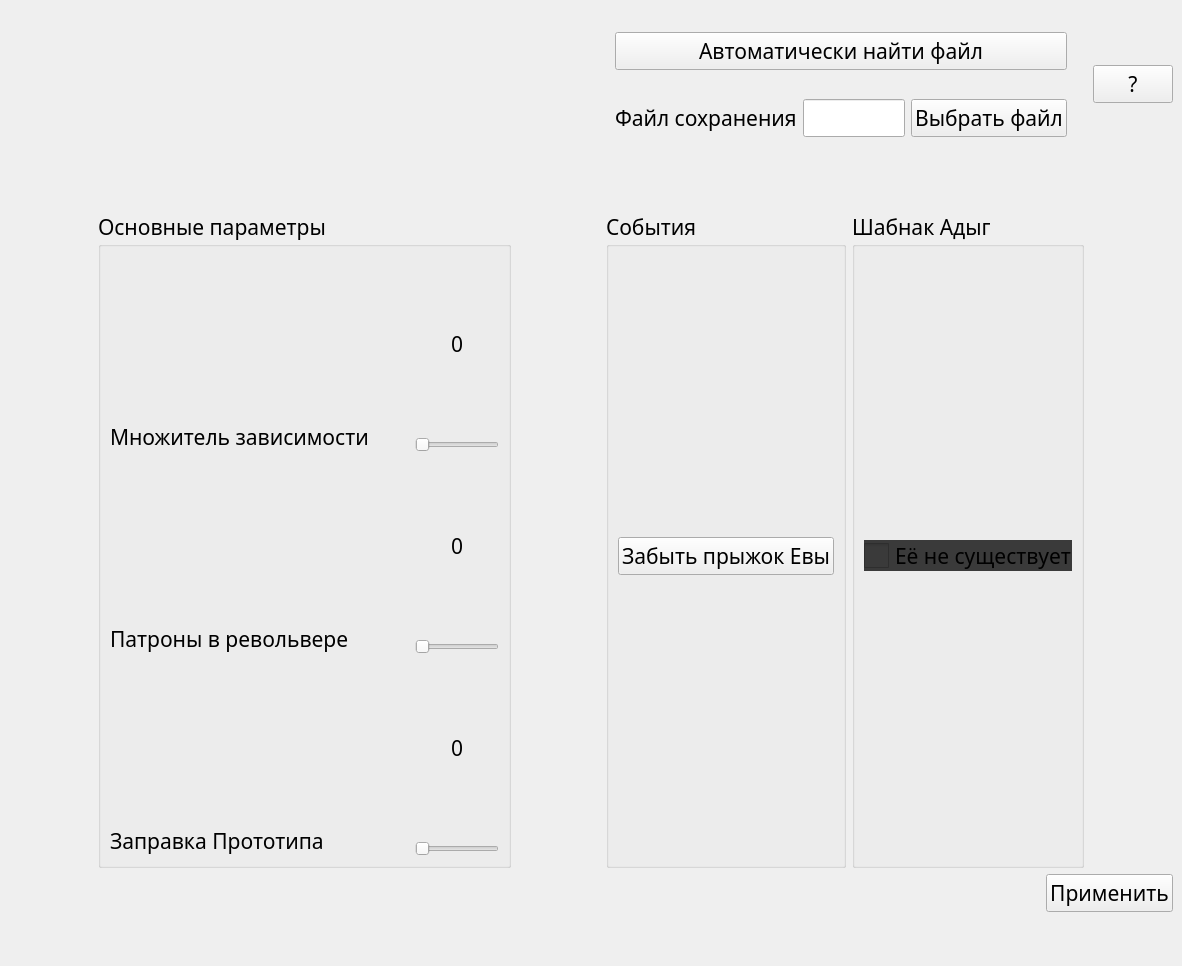
fii1123/Pathologic3Helper, file Pathologic3Helper/mainwindow.ui: the form before one commit.
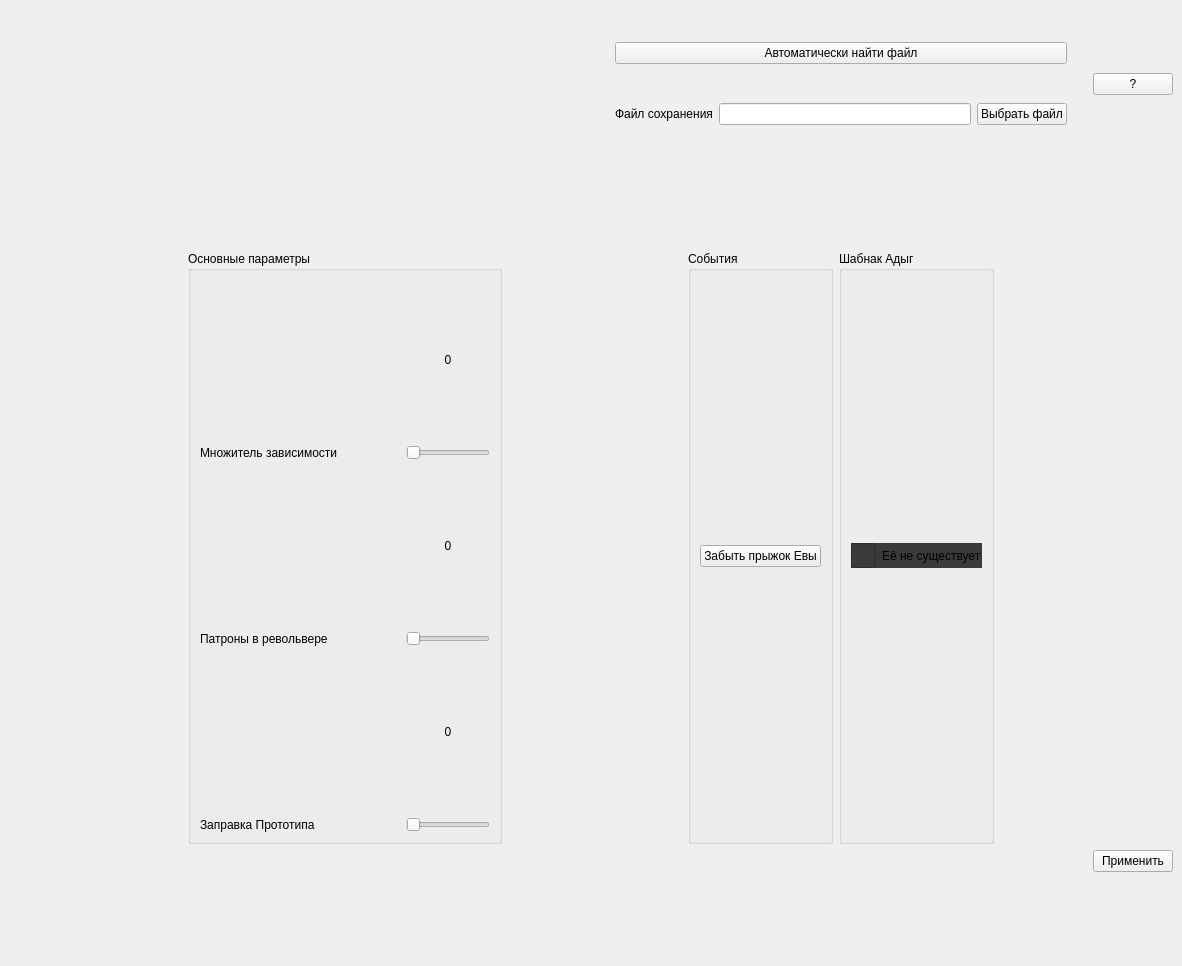
The form after the commit. Icons and pictures are not drawn.

What changed in the file:
```diff
--- a/Pathologic3Helper/mainwindow.ui
+++ b/Pathologic3Helper/mainwindow.ui
@@ -10,12 +10,6 @@
     <height>966</height>
    </rect>
   </property>
-  <property name="font">
-   <font>
-    <family>Bad Script</family>
-    <pointsize>16</pointsize>
-   </font>
-  </property>
   <property name="windowTitle">
    <string>Pathologic 3 helper</string>
   </property>
@@ -435,12 +429,6 @@
          </item>
          <item>
           <widget class="QCheckBox" name="ShabnakCheckBox">
-           <property name="font">
-            <font>
-             <family>Bad Script</family>
-             <pointsize>16</pointsize>
-            </font>
-           </property>
            <property name="styleSheet">
             <string notr="true">QCheckBox {
 background-color: rgb(58, 58, 58);
```
